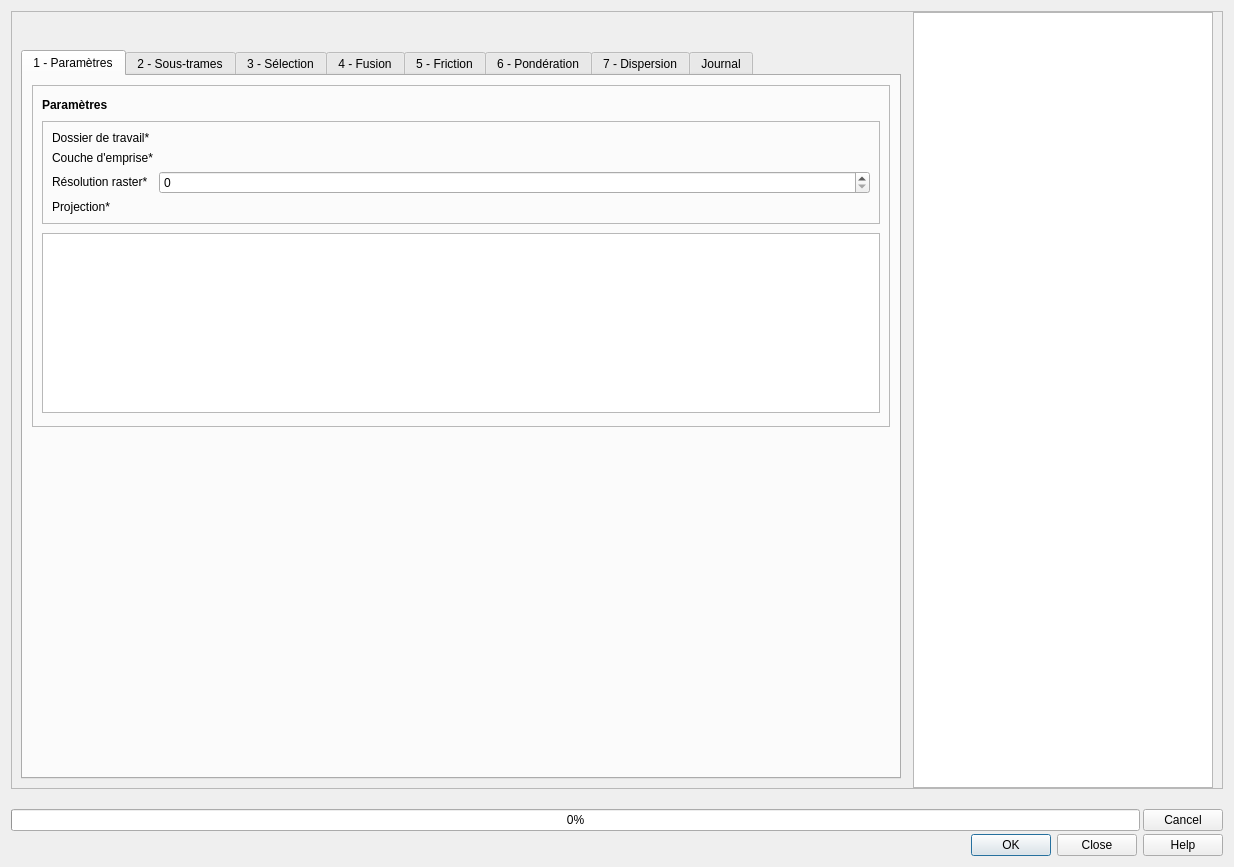
The window that test_dialog.ui (MathieuChailloux/BioDispersal) describes before a commit, drawn with Qt 5.
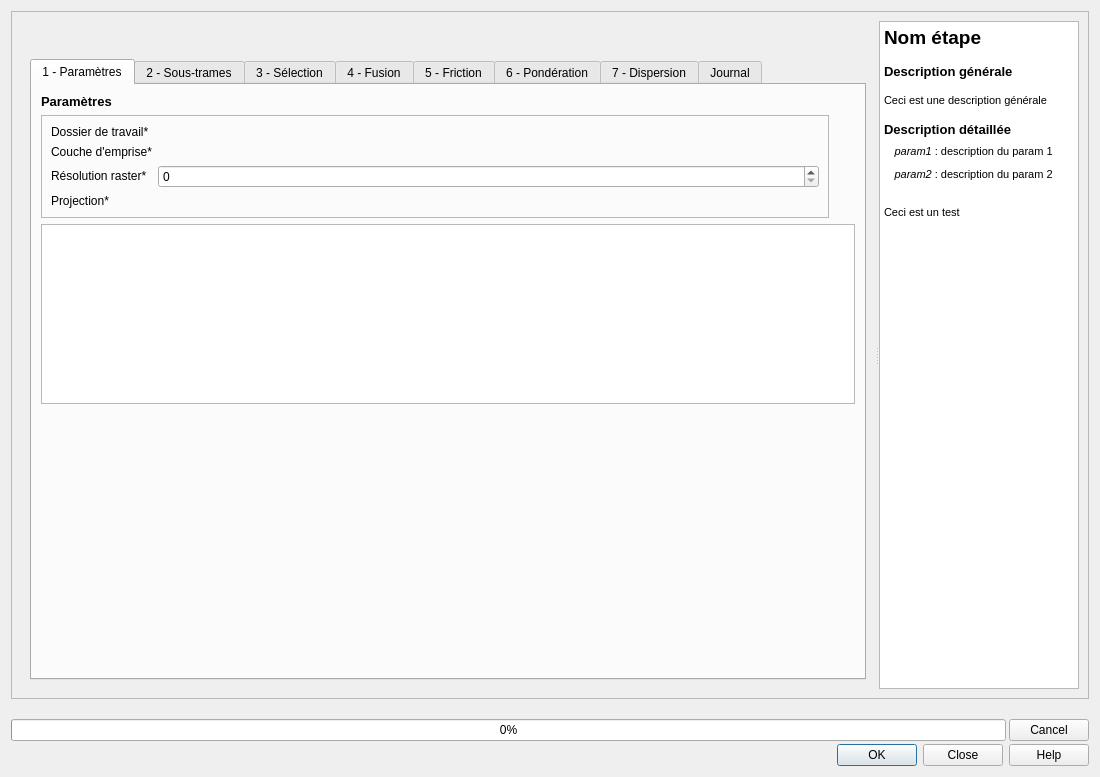
The same window after the commit. The open tabs and pages were chosen to show the change. Icons and pictures are not drawn. Custom widgets are drawn as their Qt base class.

Commit message: Splitter seems to work. First attempt for help display

Diff of the .ui file:
```diff
--- a/test_dialog.ui
+++ b/test_dialog.ui
@@ -6,8 +6,8 @@
    <rect>
     <x>0</x>
     <y>0</y>
-    <width>1234</width>
-    <height>867</height>
+    <width>1100</width>
+    <height>777</height>
    </rect>
   </property>
   <property name="sizePolicy">
@@ -26,7 +26,7 @@
    <item>
     <widget class="QFrame" name="frame">
      <property name="sizePolicy">
-      <sizepolicy hsizetype="Expanding" vsizetype="Preferred">
+      <sizepolicy hsizetype="Expanding" vsizetype="Expanding">
        <horstretch>0</horstretch>
        <verstretch>0</verstretch>
       </sizepolicy>
@@ -43,24 +43,22 @@
      <property name="frameShadow">
       <enum>QFrame::Raised</enum>
      </property>
-     <layout class="QHBoxLayout" name="horizontalLayout_4">
-      <property name="spacing">
-       <number>3</number>
-      </property>
-      <property name="leftMargin">
-       <number>0</number>
-      </property>
-      <property name="topMargin">
-       <number>0</number>
-      </property>
-      <property name="bottomMargin">
-       <number>0</number>
-      </property>
-      <item>
+     <layout class="QGridLayout" name="gridLayout_3">
+      <item row="0" column="0">
+       <widget class="QSplitter" name="splitter">
+        <property name="sizePolicy">
+         <sizepolicy hsizetype="Expanding" vsizetype="Expanding">
+          <horstretch>0</horstretch>
+          <verstretch>0</verstretch>
+         </sizepolicy>
+        </property>
+        <property name="orientation">
+         <enum>Qt::Horizontal</enum>
+        </property>
        <widget class="QgsScrollArea" name="scrollArea">
         <property name="sizePolicy">
          <sizepolicy hsizetype="Expanding" vsizetype="Expanding">
-          <horstretch>0</horstretch>
+           <horstretch>3</horstretch>
           <verstretch>0</verstretch>
          </sizepolicy>
         </property>
@@ -75,34 +73,17 @@
           <rect>
            <x>0</x>
            <y>0</y>
-           <width>902</width>
-           <height>777</height>
-          </rect>
-         </property>
-         <layout class="QGridLayout" name="gridLayout_3">
-          <item row="0" column="2">
-           <widget class="QToolButton" name="saveProject">
+            <width>857</width>
+            <height>669</height>
+           </rect>
+          </property>
             <property name="sizePolicy">
-             <sizepolicy hsizetype="Fixed" vsizetype="Fixed">
+           <sizepolicy hsizetype="Expanding" vsizetype="Expanding">
               <horstretch>0</horstretch>
               <verstretch>0</verstretch>
              </sizepolicy>
             </property>
-            <property name="toolTip">
-             <string>Enregistrer le projet BioDispersal</string>
-            </property>
-            <property name="text">
-             <string/>
-            </property>
-            <property name="icon">
-             <iconset>
-              <normaloff>:/plugins/eco_cont/icons/mActionFileSave.svg</normaloff>:/plugins/eco_cont/icons/mActionFileSave.svg</iconset>
-            </property>
-            <property name="autoRaise">
-             <bool>true</bool>
-            </property>
-           </widget>
-          </item>
+          <layout class="QGridLayout" name="gridLayout_6">
           <item row="0" column="0">
            <widget class="QToolButton" name="openProject">
             <property name="sizePolicy">
@@ -132,19 +113,6 @@
             </property>
            </widget>
           </item>
-          <item row="0" column="3">
-           <spacer name="horizontalSpacer_7">
-            <property name="orientation">
-             <enum>Qt::Horizontal</enum>
-            </property>
-            <property name="sizeHint" stdset="0">
-             <size>
-              <width>790</width>
-              <height>20</height>
-             </size>
-            </property>
-           </spacer>
-          </item>
           <item row="0" column="1">
            <widget class="QToolButton" name="saveProjectAs">
             <property name="sizePolicy">
@@ -168,6 +136,42 @@
             </property>
            </widget>
           </item>
+           <item row="0" column="2">
+            <widget class="QToolButton" name="saveProject">
+             <property name="sizePolicy">
+              <sizepolicy hsizetype="Fixed" vsizetype="Fixed">
+               <horstretch>0</horstretch>
+               <verstretch>0</verstretch>
+              </sizepolicy>
+             </property>
+             <property name="toolTip">
+              <string>Enregistrer le projet BioDispersal</string>
+             </property>
+             <property name="text">
+              <string/>
+             </property>
+             <property name="icon">
+              <iconset>
+               <normaloff>:/plugins/eco_cont/icons/mActionFileSave.svg</normaloff>:/plugins/eco_cont/icons/mActionFileSave.svg</iconset>
+             </property>
+             <property name="autoRaise">
+              <bool>true</bool>
+             </property>
+            </widget>
+           </item>
+           <item row="0" column="3">
+            <spacer name="horizontalSpacer_7">
+             <property name="orientation">
+              <enum>Qt::Horizontal</enum>
+             </property>
+             <property name="sizeHint" stdset="0">
+              <size>
+               <width>790</width>
+               <height>20</height>
+              </size>
+             </property>
+            </spacer>
+           </item>
           <item row="1" column="0" colspan="4">
            <widget class="QTabWidget" name="mTabWidget">
             <property name="sizePolicy">
@@ -189,42 +193,8 @@
              <attribute name="title">
               <string>1 - Paramètres</string>
              </attribute>
-             <layout class="QVBoxLayout" name="verticalLayout_2">
-              <item>
-               <widget class="QFrame" name="frame_23">
-                <property name="sizePolicy">
-                 <sizepolicy hsizetype="Expanding" vsizetype="Expanding">
-                  <horstretch>0</horstretch>
-                  <verstretch>0</verstretch>
-                 </sizepolicy>
-                </property>
-                <property name="frameShape">
-                 <enum>QFrame::StyledPanel</enum>
-                </property>
-                <property name="frameShadow">
-                 <enum>QFrame::Raised</enum>
-                </property>
-                <layout class="QVBoxLayout" name="verticalLayout_6">
-                 <item>
-                  <widget class="QLabel" name="paramlabel">
-                   <property name="sizePolicy">
-                    <sizepolicy hsizetype="Fixed" vsizetype="Fixed">
-                     <horstretch>0</horstretch>
-                     <verstretch>0</verstretch>
-                    </sizepolicy>
-                   </property>
-                   <property name="font">
-                    <font>
-                     <weight>75</weight>
-                     <bold>true</bold>
-                    </font>
-                   </property>
-                   <property name="text">
-                    <string>Paramètres</string>
-                   </property>
-                  </widget>
-                 </item>
-                 <item>
+              <layout class="QGridLayout" name="gridLayout_5">
+               <item row="1" column="0">
                   <widget class="QFrame" name="frame_12">
                    <property name="sizePolicy">
                     <sizepolicy hsizetype="Expanding" vsizetype="Fixed">
@@ -337,35 +307,7 @@
                    </layout>
                   </widget>
                  </item>
-                 <item>
-                  <widget class="QTableView" name="paramsView">
-                   <property name="maximumSize">
-                    <size>
-                     <width>16777215</width>
-                     <height>180</height>
-                    </size>
-                   </property>
-                   <property name="editTriggers">
-                    <set>QAbstractItemView::NoEditTriggers</set>
-                   </property>
-                   <property name="dragEnabled">
-                    <bool>false</bool>
-                   </property>
-                   <property name="alternatingRowColors">
-                    <bool>false</bool>
-                   </property>
-                   <property name="selectionBehavior">
-                    <enum>QAbstractItemView::SelectItems</enum>
-                   </property>
-                   <property name="sortingEnabled">
-                    <bool>false</bool>
-                   </property>
-                  </widget>
-                 </item>
-                </layout>
-               </widget>
-              </item>
-              <item>
+               <item row="3" column="1">
                <spacer name="verticalSpacer">
                 <property name="orientation">
                  <enum>Qt::Vertical</enum>
@@ -378,6 +320,51 @@
                 </property>
                </spacer>
               </item>
+               <item row="0" column="0">
+                <widget class="QLabel" name="paramlabel">
+                 <property name="sizePolicy">
+                  <sizepolicy hsizetype="Fixed" vsizetype="Fixed">
+                   <horstretch>0</horstretch>
+                   <verstretch>0</verstretch>
+                  </sizepolicy>
+                 </property>
+                 <property name="font">
+                  <font>
+                   <pointsize>10</pointsize>
+                   <weight>75</weight>
+                   <bold>true</bold>
+                  </font>
+                 </property>
+                 <property name="text">
+                  <string>Paramètres</string>
+                 </property>
+                </widget>
+               </item>
+               <item row="2" column="0" colspan="2">
+                <widget class="QTableView" name="paramsView">
+                 <property name="maximumSize">
+                  <size>
+                   <width>16777215</width>
+                   <height>180</height>
+                  </size>
+                 </property>
+                 <property name="editTriggers">
+                  <set>QAbstractItemView::NoEditTriggers</set>
+                 </property>
+                 <property name="dragEnabled">
+                  <bool>false</bool>
+                 </property>
+                 <property name="alternatingRowColors">
+                  <bool>false</bool>
+                 </property>
+                 <property name="selectionBehavior">
+                  <enum>QAbstractItemView::SelectItems</enum>
+                 </property>
+                 <property name="sortingEnabled">
+                  <bool>false</bool>
+                 </property>
+                </widget>
+               </item>
              </layout>
             </widget>
             <widget class="QWidget" name="stTab">
@@ -4172,43 +4159,48 @@
          </layout>
         </widget>
        </widget>
-      </item>
-      <item>
-       <widget class="QSplitter" name="splitter">
-        <property name="sizePolicy">
-         <sizepolicy hsizetype="Expanding" vsizetype="Expanding">
-          <horstretch>0</horstretch>
-          <verstretch>0</verstretch>
-         </sizepolicy>
-        </property>
-        <property name="orientation">
-         <enum>Qt::Horizontal</enum>
-        </property>
-        <property name="handleWidth">
-         <number>16</number>
-        </property>
         <widget class="QTextBrowser" name="textShortHelp">
          <property name="sizePolicy">
-          <sizepolicy hsizetype="Minimum" vsizetype="Expanding">
-           <horstretch>100</horstretch>
+          <sizepolicy hsizetype="Expanding" vsizetype="Expanding">
+           <horstretch>1</horstretch>
            <verstretch>0</verstretch>
           </sizepolicy>
          </property>
          <property name="minimumSize">
           <size>
-           <width>100</width>
+           <width>200</width>
            <height>0</height>
           </size>
          </property>
          <property name="maximumSize">
           <size>
-           <width>300</width>
+           <width>16777215</width>
            <height>16777215</height>
           </size>
          </property>
          <property name="accessibleName">
           <string/>
          </property>
+         <property name="sizeAdjustPolicy">
+          <enum>QAbstractScrollArea::AdjustToContents</enum>
+         </property>
+         <property name="html">
+          <string>&lt;!DOCTYPE HTML PUBLIC &quot;-//W3C//DTD HTML 4.0//EN&quot; &quot;http://www.w3.org/TR/REC-html40/strict.dtd&quot;&gt;
+&lt;html&gt;&lt;head&gt;&lt;meta name=&quot;qrichtext&quot; content=&quot;1&quot; /&gt;&lt;style type=&quot;text/css&quot;&gt;
+p, li { white-space: pre-wrap; }
+&lt;/style&gt;&lt;/head&gt;&lt;body style=&quot; font-family:'MS Shell Dlg 2'; font-size:8.25pt; font-weight:400; font-style:normal;&quot;&gt;
+&lt;p style=&quot; margin-top:0px; margin-bottom:0px; margin-left:0px; margin-right:0px; -qt-block-indent:0; text-indent:0px;&quot;&gt;&lt;span style=&quot; font-size:14pt; font-weight:600;&quot;&gt;Nom étape&lt;/span&gt;&lt;/p&gt;
+&lt;p style=&quot;-qt-paragraph-type:empty; margin-top:0px; margin-bottom:0px; margin-left:0px; margin-right:0px; -qt-block-indent:0; text-indent:0px; font-size:10pt; font-weight:600;&quot;&gt;&lt;br /&gt;&lt;/p&gt;
+&lt;p style=&quot; margin-top:0px; margin-bottom:0px; margin-left:0px; margin-right:0px; -qt-block-indent:0; text-indent:0px;&quot;&gt;&lt;span style=&quot; font-size:10pt; font-weight:600;&quot;&gt;Description générale&lt;/span&gt;&lt;/p&gt;
+&lt;p style=&quot;-qt-paragraph-type:empty; margin-top:0px; margin-bottom:0px; margin-left:0px; margin-right:0px; -qt-block-indent:0; text-indent:0px; font-size:10pt; font-weight:600;&quot;&gt;&lt;br /&gt;&lt;/p&gt;
+&lt;p style=&quot; margin-top:0px; margin-bottom:0px; margin-left:0px; margin-right:0px; -qt-block-indent:0; text-indent:0px;&quot;&gt;&lt;span style=&quot; font-size:8pt;&quot;&gt;Ceci est une description générale&lt;/span&gt;&lt;/p&gt;
+&lt;p style=&quot;-qt-paragraph-type:empty; margin-top:0px; margin-bottom:0px; margin-left:0px; margin-right:0px; -qt-block-indent:0; text-indent:0px; font-size:10pt; font-weight:600;&quot;&gt;&lt;br /&gt;&lt;/p&gt;
+&lt;p style=&quot; margin-top:0px; margin-bottom:0px; margin-left:0px; margin-right:0px; -qt-block-indent:0; text-indent:0px;&quot;&gt;&lt;span style=&quot; font-size:10pt; font-weight:600;&quot;&gt;Description détaillée&lt;/span&gt;&lt;/p&gt;
+&lt;p style=&quot; margin-top:0px; margin-bottom:0px; margin-left:0px; margin-right:0px; -qt-block-indent:0; text-indent:0px;&quot;&gt;&lt;span style=&quot; font-size:14pt; font-weight:600;&quot;&gt;  &lt;/span&gt;&lt;span style=&quot; font-size:8pt; font-style:italic;&quot;&gt;param1&lt;/span&gt;&lt;span style=&quot; font-size:8pt;&quot;&gt; : description du param 1&lt;/span&gt;&lt;/p&gt;
+&lt;p style=&quot; margin-top:0px; margin-bottom:0px; margin-left:0px; margin-right:0px; -qt-block-indent:0; text-indent:0px;&quot;&gt;&lt;span style=&quot; font-size:14pt; font-weight:600;&quot;&gt;  &lt;/span&gt;&lt;span style=&quot; font-size:8pt; font-style:italic;&quot;&gt;param2&lt;/span&gt;&lt;span style=&quot; font-size:8pt;&quot;&gt; : description du param 2&lt;/span&gt;&lt;/p&gt;
+&lt;p style=&quot;-qt-paragraph-type:empty; margin-top:0px; margin-bottom:0px; margin-left:0px; margin-right:0px; -qt-block-indent:0; text-indent:0px; font-size:14pt; font-weight:600;&quot;&gt;&lt;br /&gt;&lt;/p&gt;
+&lt;p style=&quot; margin-top:0px; margin-bottom:0px; margin-left:0px; margin-right:0px; -qt-block-indent:0; text-indent:0px;&quot;&gt;&lt;span style=&quot; font-size:8pt;&quot;&gt;Ceci est un test&lt;/span&gt;&lt;/p&gt;&lt;/body&gt;&lt;/html&gt;</string>
+         </property>
          <property name="openLinks">
           <bool>false</bool>
          </property>
```
Left out of the diff: 9 changed lines with no effect on the pictures. Lines whose indentation alone changed are shown as unchanged. The commit also changes 2 other files.
